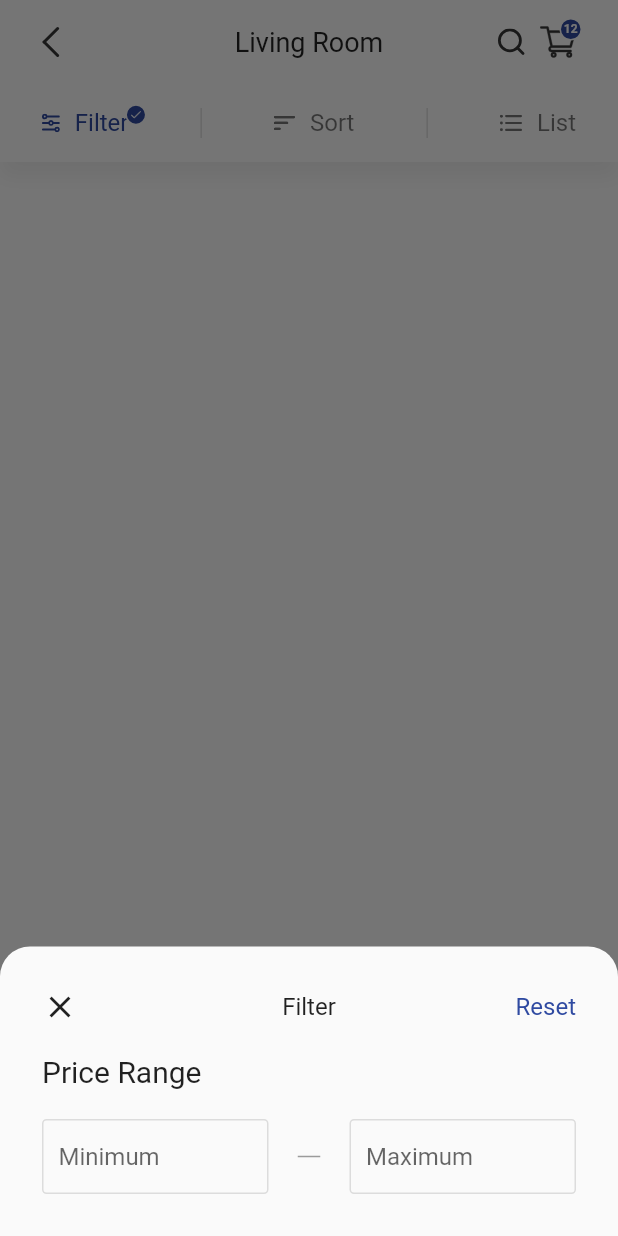
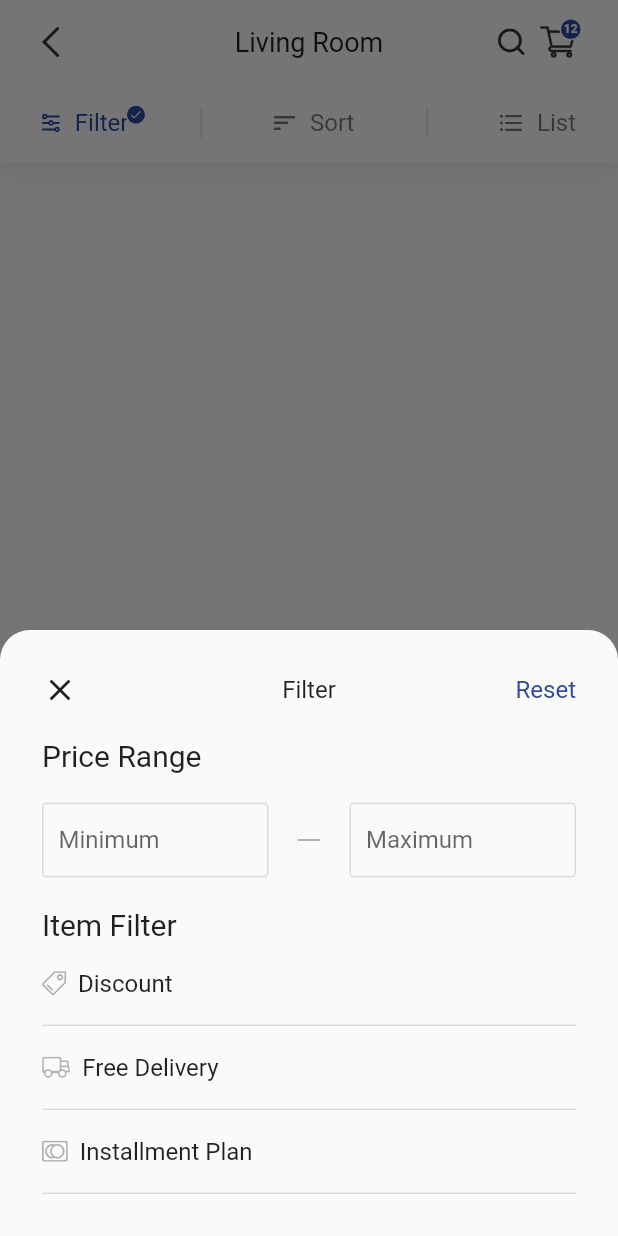
Before and after one commit to jobic10/flutter-furniture-ui, a Flutter app: the CategoryScreen screen opened directly, after a tap on "Filter", on a phone screen of 412 x 824 dp. Run offline on Flutter 3.47's test engine with Material 2 defaults, Android fonts, the phone set to English and light mode, and no system bars; our stand-ins replace flutter_svg.

Commit message:
Item filter

```diff
--- /dev/null
+++ b/lib/screens/category/widgets/filter_list.dart
@@ -0,0 +1,58 @@
+import 'package:flutter/material.dart';
+import 'package:flutter_svg/svg.dart';
+
+import 'package:furniture_ui/constants/colors.dart';
+
+import 'filter_list_item.dart';
+
+class FilterList extends StatefulWidget {
+  final Function(List<String>) onSelect;
+  const FilterList({
+    Key? key,
+    required this.onSelect,
+  }) : super(key: key);
+
+  @override
+  _FilterListState createState() => _FilterListState();
+}
+
+class _FilterListState extends State<FilterList> {
+  List<String> selected = [];
+  List<dynamic> options = [
+    {'icon': SvgPicture.asset('assets/icons/tag.svg'), 'title': 'Discount'},
+    {
+      'icon': SvgPicture.asset('assets/icons/delivery.svg'),
+      'title': 'Free Delivery'
+    },
+    {
+      'icon': SvgPicture.asset('assets/icons/card.svg'),
+      'title': 'Installment Plan'
+    },
+  ];
+  toggle(String title) {
+    if (selected.contains(title))
+      selected.remove(title);
+    else
+      selected.add(title);
+    setState(() {});
+  }
+
+  @override
+  Widget build(BuildContext context) {
+    return Column(
+        children: options
+            .map(
+              (e) => FilterListItem(
+                icon: e['icon'],
+                title: e['title'],
+                selected: this.selected.contains(e['title']),
+                onTap: () {
+                  print('You wanna know about this? => $this');
+                  print('${this.options}');
+                  toggle(e['title']);
+                },
+              ),
+            )
+            .toList());
+  }
+}
--- /dev/null
+++ b/lib/screens/category/widgets/filter_list_item.dart
@@ -0,0 +1,53 @@
+import 'package:flutter/material.dart';
+import 'package:furniture_ui/constants/colors.dart';
+
+class FilterListItem extends StatelessWidget {
+  final Widget icon;
+  final String title;
+  final bool selected;
+  final Function() onTap;
+  const FilterListItem({
+    Key? key,
+    required this.icon,
+    required this.title,
+    this.selected = false,
+    required this.onTap,
+  }) : super(key: key);
+
+  @override
+  Widget build(BuildContext context) {
+    return InkWell(
+      onTap: onTap,
+      child: Container(
+        padding: EdgeInsets.symmetric(vertical: 10),
+        decoration: BoxDecoration(
+          border: Border(
+            bottom: BorderSide(
+              color: Colors.black12,
+              width: 1,
+            ),
+          ),
+        ),
+        child: Row(
+          children: [
+            icon,
+            Expanded(
+              child: Padding(
+                padding: EdgeInsets.all(8),
+                child: Text(
+                  title,
+                  style: TextStyle(fontSize: 16),
+                ),
+              ),
+            ),
+            if (selected)
+              Icon(
+                Icons.check,
+                color: primaryColor,
+              ),
+          ],
+        ),
+      ),
+    );
+  }
+}
--- a/lib/screens/category/widgets/filter_modal_bottom_sheet.dart
+++ b/lib/screens/category/widgets/filter_modal_bottom_sheet.dart
@@ -1,6 +1,8 @@
 import 'package:flutter/material.dart';
 import 'package:flutter/services.dart';
 import 'package:furniture_ui/constants/colors.dart';
+
+import 'filter_list.dart';
 
 class FilterModalBottomSheet extends StatelessWidget {
   const FilterModalBottomSheet({Key? key}) : super(key: key);
@@ -106,7 +108,17 @@ class FilterModalBottomSheet extends StatelessWidget {
                   ),
                 ],
               ),
-            )
+            ),
+            Padding(
+              child: Text(
+                'Item Filter',
+                style: TextStyle(fontSize: 20),
+              ),
+              padding: const EdgeInsets.only(top: 20),
+            ),
+            Container(
+              child: FilterList(onSelect: (selected) => print(selected)),
+            ),
           ],
         ),
       ),
```
